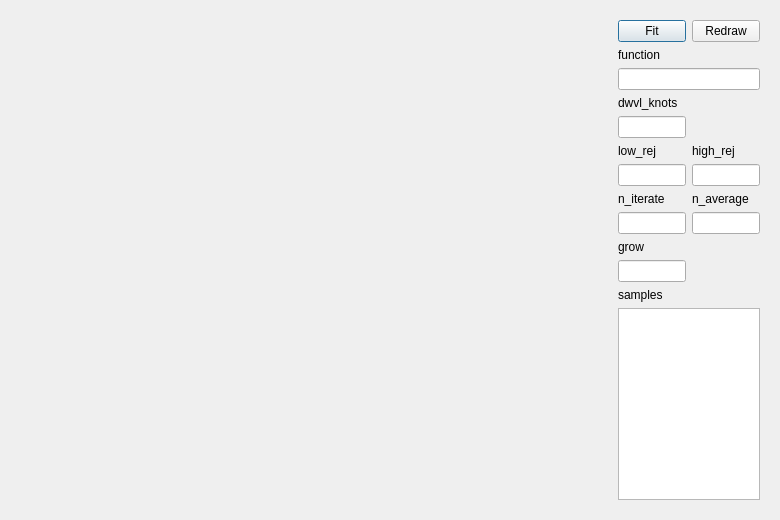
First picture: the form in pyqtcontinuum.ui, repository tadmatsuno/pycont, before the edit.
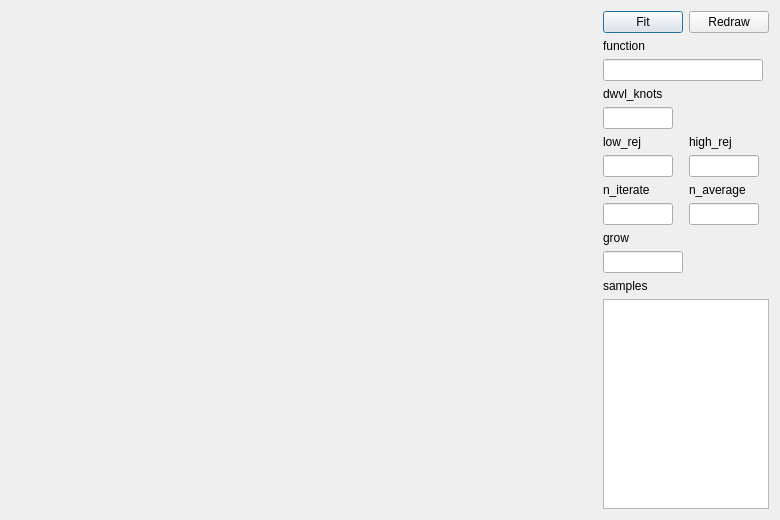
Second picture: the form after the edit.

What changed in the file:
```diff
--- a/pyqtcontinuum.ui
+++ b/pyqtcontinuum.ui
@@ -35,11 +35,23 @@
      </property>
      <property name="maximumSize">
       <size>
-       <width>160</width>
+       <width>180</width>
        <height>16777215</height>
       </size>
      </property>
      <layout class="QGridLayout" name="gridLayout_2">
+      <property name="leftMargin">
+       <number>0</number>
+      </property>
+      <property name="topMargin">
+       <number>0</number>
+      </property>
+      <property name="rightMargin">
+       <number>0</number>
+      </property>
+      <property name="bottomMargin">
+       <number>0</number>
+      </property>
       <item row="0" column="0">
        <widget class="QPushButton" name="button_fit">
         <property name="maximumSize">
@@ -217,7 +229,7 @@
        <widget class="QPlainTextEdit" name="edit_samples">
         <property name="maximumSize">
          <size>
-          <width>160</width>
+          <width>180</width>
           <height>16777215</height>
          </size>
         </property>
```
